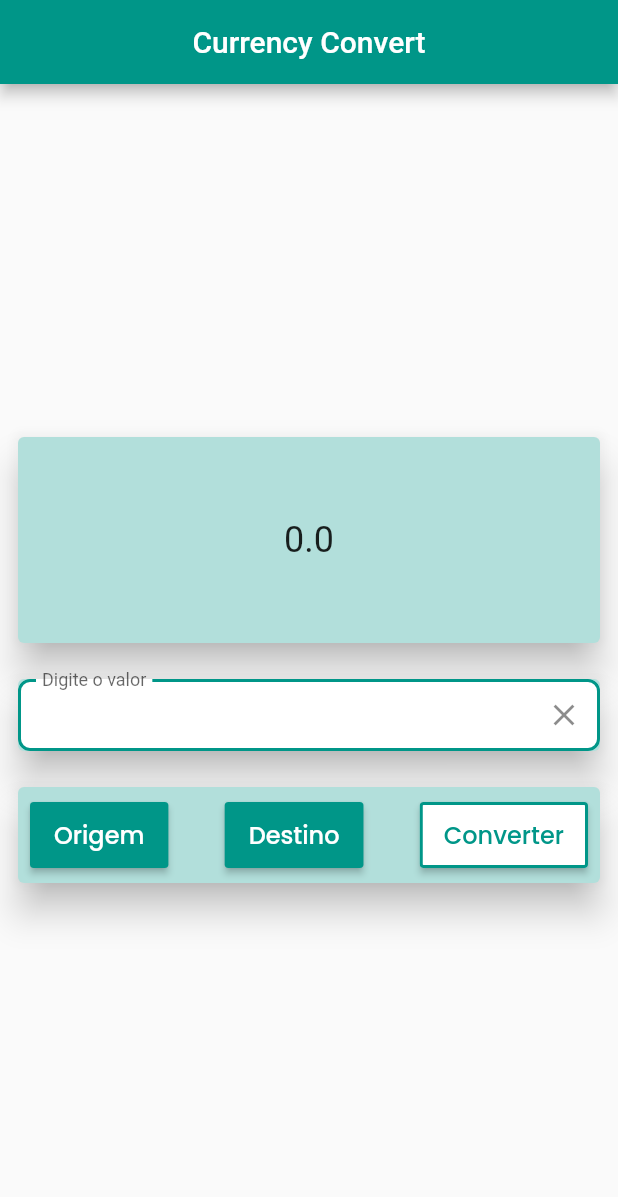
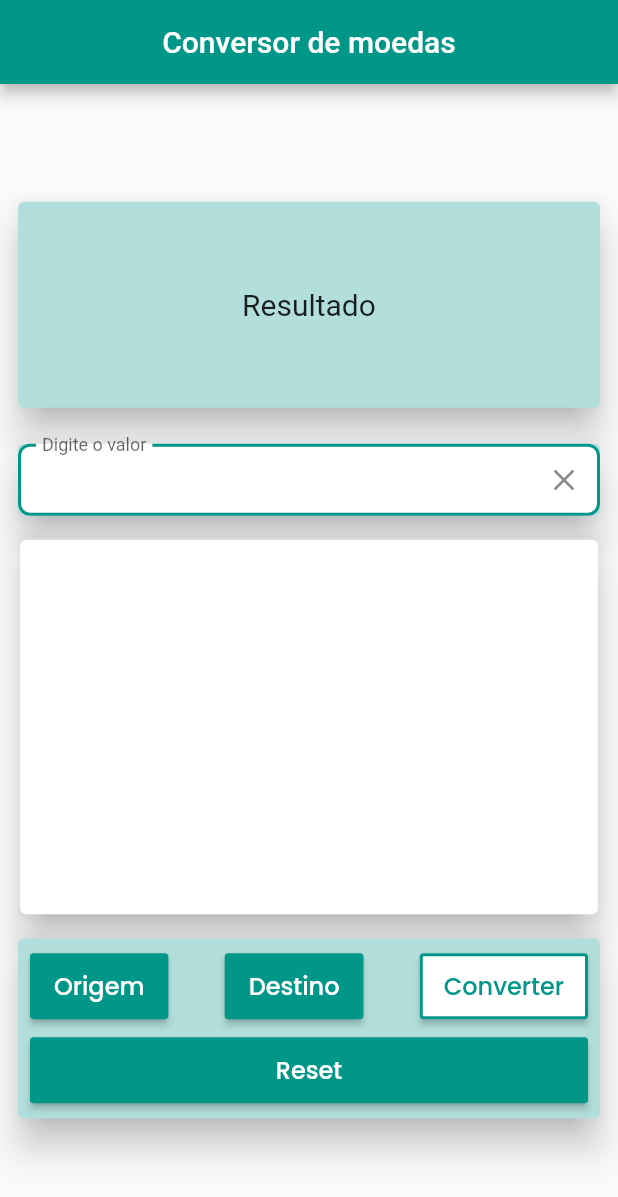
Before and after one commit to rodarterodrigo/desafiobtg, a Flutter app: the screen it shows after launch, on a phone screen of 412 x 824 dp. Shown: the top 1197 px of the screen. Run offline on Flutter 3.47's test engine with Material 2 defaults, Android fonts, the phone set to English and light mode, and no system bars; our stand-ins replace dartz, dio, flutter_modular, fluttertoast, google_fonts.

Commit message:
ajustes finais

```diff
--- a/desafiobtg/lib/modules/convert/presenter/controllers/convert_currency_controller.dart
+++ b/desafiobtg/lib/modules/convert/presenter/controllers/convert_currency_controller.dart
@@ -33,7 +33,7 @@ class ConvertCurrencyController extends ChangeNotifier{
   set convertValue(value) { _convertValue = value; notifyListeners(); }
 
   Future getCurrencyConvert() async => await usecase.convertCurrency(this.from, this.to).then((value) => value.fold((l) => failureConvert = l.message, (r) => convert = r));
-  double getConvertValue(double value, double from, double to) => ((value / to) * from);
+  double getConvertValue(double value, double from, double to) => ((value / from) * to);
 
   Future<double> getConvert(TextEditingController value) async {
     isLoading = true;
@@ -56,4 +56,14 @@ class ConvertCurrencyController extends ChangeNotifier{
   clear(TextEditingController textEditingController){
     textEditingController.text = "";
   }
+
+  clearCurrencyConvertion(){
+    isLoading = true;
+    convert = new Convert();
+    from = new Currency();
+    to = new Currency();
+    convertValue = 0.0;
+    isLoading = false;
+    notifyListeners();
+  }
 }
--- a/desafiobtg/lib/modules/convert/presenter/shared/widgets/custom_textfield.dart
+++ b/desafiobtg/lib/modules/convert/presenter/shared/widgets/custom_textfield.dart
@@ -1,5 +1,3 @@
-import 'dart:ffi';
-
 import 'package:flutter/material.dart';
 
 class CustomTextField extends StatelessWidget {
--- a/desafiobtg/lib/modules/convert/presenter/views/home_view.dart
+++ b/desafiobtg/lib/modules/convert/presenter/views/home_view.dart
@@ -6,7 +6,6 @@ import 'package:desafiobtg/modules/convert/presenter/shared/widgets/custom_butto
 import 'package:desafiobtg/modules/convert/presenter/shared/widgets/custom_textfield.dart';
 import 'package:flutter/material.dart';
 import 'package:provider/provider.dart';
-
 
 class Home extends StatefulWidget {
   final Currency from;
@@ -29,14 +28,14 @@ class _HomeState extends State<Home> {
     return SafeArea(
         child: Scaffold(
           appBar: AppBar(
-            title: Text("Currency Convert"),
+            title: Text("Conversor de moedas"),
             centerTitle: true,
           ),
           body: Center(
             child: SingleChildScrollView(
-              child: Center(
               child: Column(
-                  mainAxisAlignment: MainAxisAlignment.center,
+                mainAxisAlignment: MainAxisAlignment.spaceEvenly,
+                crossAxisAlignment: CrossAxisAlignment.center,
                 children: [
                   Padding(
                     padding: const EdgeInsets.all(8.0),
@@ -50,9 +49,45 @@ class _HomeState extends State<Home> {
                           mainAxisAlignment: MainAxisAlignment.center,
                           children: [
                             convertCurrencyController.isLoading? CircularProgressIndicator():
+                                convertCurrencyController.convert.from == null || convertCurrencyController.convert.to == null?
                                 Padding(
                                   padding: EdgeInsets.all(8),
-                                child: Text(convertCurrencyController.convertValue.toString(), style: TextStyle(fontSize: 24),),
+                                  child: Text("Resultado", style: TextStyle(fontSize: 20),),
+                                ):
+                            Column(
+                              children: [
+                                Row(
+                                  children: [
+                                    Padding(
+                                      padding: EdgeInsets.all(8),
+                                      child: Text("De", style: TextStyle(fontSize: 20),),
+                                    ),
+                                    Padding(
+                                      padding: EdgeInsets.all(8),
+                                      child: Text(convertCurrencyController.from.currency.toString() == "null"? "":
+                                                  convertCurrencyController.from.currency.toString(),
+                                        style: TextStyle(fontSize: 16),
+                                      ),
+                                    ),
+                                  ],
+                                ),
+                                Row(
+                                  children: [
+                                    Padding(
+                                      padding: EdgeInsets.all(8),
+                                      child: Text("Para", style: TextStyle(fontSize: 20),),
+                                    ),
+                                    Padding(
+                                      padding: EdgeInsets.all(8),
+                                      child: Text(convertCurrencyController.to.currency.toString() == "null"? "":
+                                                  convertCurrencyController.to.currency.toString(),
+                                        style: TextStyle(fontSize: 16),
+                                      ),
+                                    ),
+                                  ],
+                                ),
+                                Text(convertCurrencyController.to.currency.toString() + " " + convertCurrencyController.convertValue.toString(), style: TextStyle(fontSize: 20),),
+                              ],
                             ),
                           ],
                         ),
@@ -76,7 +111,46 @@ class _HomeState extends State<Home> {
                       ),
                     ),
                   ),
+                  Card(
+                    elevation: 10,
+                    child: Container(
+                      height: MediaQuery.of(context).size.height/3.3,
+                      width: MediaQuery.of(context).size.width/1.07,
+                      child: Column(
+                        children: [
+                          AnimatedOpacity(
+                            opacity: convertCurrencyController.from.currency.toString() == "null"? 0: 1,
+                            duration: Duration(milliseconds: 400),
+                            child: Center(
+                              child: Text(
+                                convertCurrencyController.from.currency.toString() == "null"? "":
+                                convertCurrencyController.from.currency.toString(),
+                                style: TextStyle(
+                                    fontSize: 50
+                                ),
+                              ),
+                            ),
+                          ),
+                          if(convertCurrencyController.from.currency.toString() != "null")Icon(Icons.arrow_downward, size: MediaQuery.of(context).size.height/10,),
+                          AnimatedOpacity(
+                            opacity: convertCurrencyController.to.currency.toString() == "null"? 0: 1,
+                            duration: Duration(milliseconds: 400),
+                            child: Center(
+                              child: Text(
+                                convertCurrencyController.to.currency.toString() == "null"? "":
+                                convertCurrencyController.to.currency.toString(),
+                                style: TextStyle(
+                                    fontSize: 50
+                                ),
+                              ),
+                            ),
+                          ),
+                        ],
+                      )
+                    ),
+                  ),
                   Column(
+                    mainAxisAlignment: MainAxisAlignment.spaceBetween,
                     children: [
                       Padding(
                         padding: const EdgeInsets.all(8.0),
@@ -86,7 +160,11 @@ class _HomeState extends State<Home> {
                           child: Padding(
                             padding: const EdgeInsets.all(8.0),
                             child: Container(
-                                child: Row(
+                              child: Column(
+                                mainAxisAlignment: MainAxisAlignment.spaceBetween,
+                                crossAxisAlignment: CrossAxisAlignment.center,
+                                children: [
+                                  Row(
                                     mainAxisAlignment: MainAxisAlignment.spaceBetween,
                                     crossAxisAlignment: CrossAxisAlignment.center,
                                     children: [
@@ -108,6 +186,23 @@ class _HomeState extends State<Home> {
                                       ),
                                     ],
                                   ),
+                                  Padding(
+                                    padding: const EdgeInsets.only(top: 8.0),
+                                    child: Column(
+                                      mainAxisAlignment: MainAxisAlignment.spaceEvenly,
+                                      crossAxisAlignment: CrossAxisAlignment.stretch,
+                                      children: [
+                                        Container(
+                                          child: CustomButton(
+                                            onPressed: () async => convertCurrencyController.clearCurrencyConvertion(),
+                                            text: "Reset", buttonStyle: CustomButtonStyle.Primary,
+                                          ),
+                                        ),
+                                      ],
+                                    ),
+                                  ),
+                                ],
+                              ),
                             ),
                           ),
                         ),
@@ -119,7 +214,6 @@ class _HomeState extends State<Home> {
             ),
           ),
         ),
-        ),
     );
   }
 }
```
Also changed, not shown: desafiobtg/pubspec.yaml (+7 -9 lines), desafiobtg/lib/modules/convert/presenter/views/list_page.dart (indentation only), desafiobtg/pubspec.lock. Lines whose indentation alone changed are shown as unchanged.
